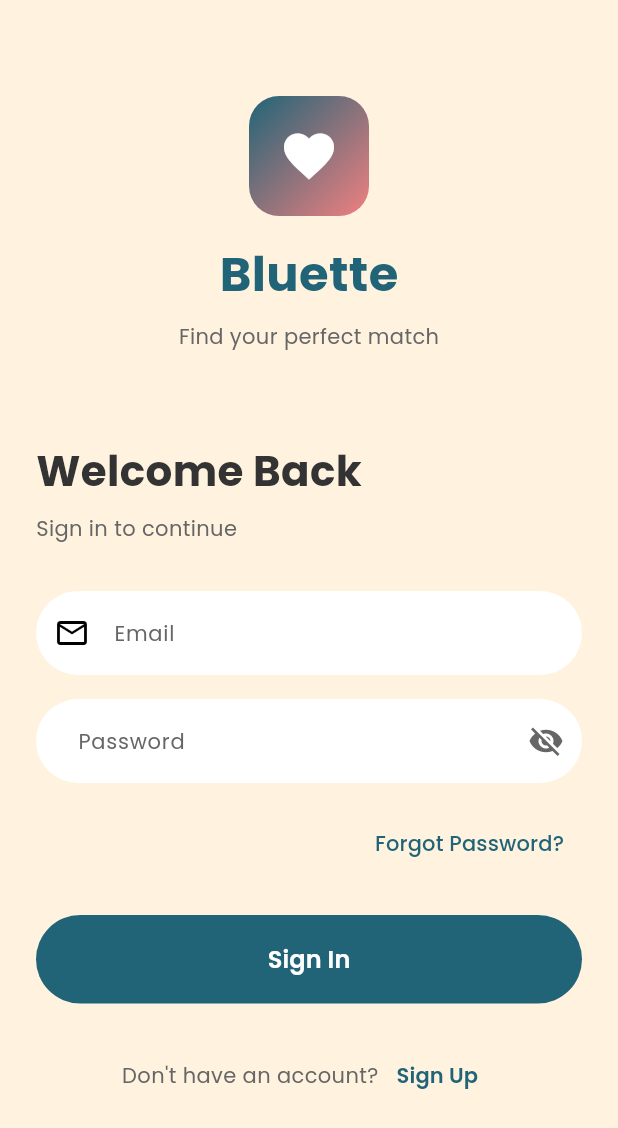
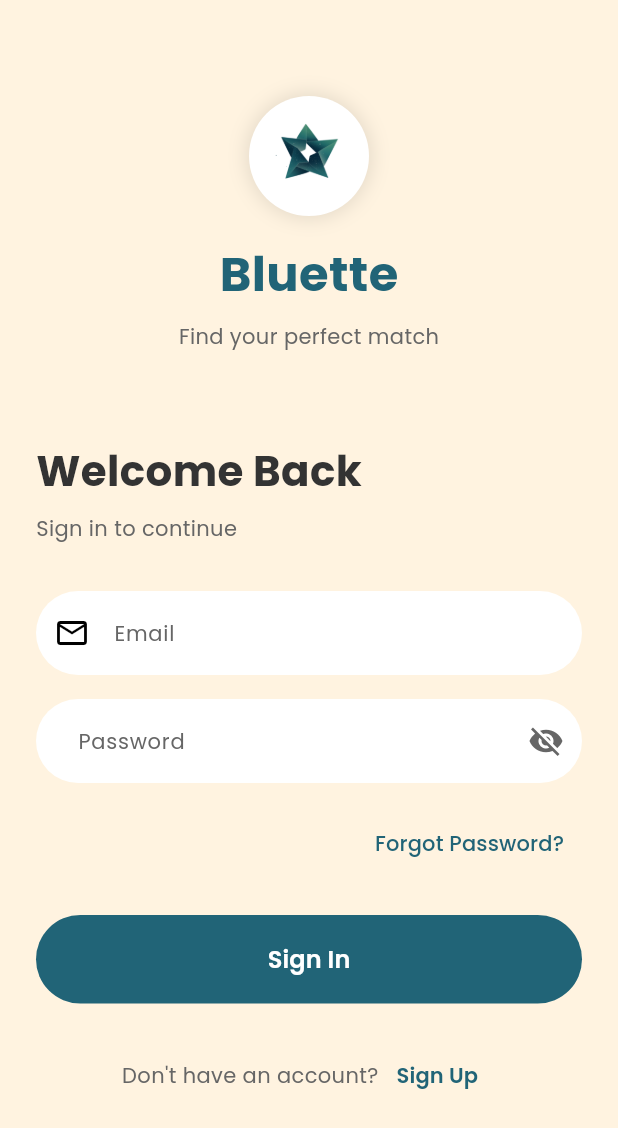
Before and after one commit to nablem/bluette, a Flutter app: the screen it shows after launch, on a phone screen of 412 x 824 dp. Shown: the top 1128 px of the screen. Run offline on Flutter 3.47's test engine with Material 3 defaults, Android fonts, the phone set to English and light mode, and no system bars; drawn by our look-alikes of flutter_animate; our stand-ins replace cached_network_image, flutter_card_swiper, flutter_dotenv, geolocator, google_fonts, image_picker and 2 more; missing offline and left inert: record; accounts and stored records are empty.

Commit message:
Add logo to login view

```diff
--- a/lib/screens/auth/login_screen.dart
+++ b/lib/screens/auth/login_screen.dart
@@ -119,13 +119,21 @@ class _LoginScreenState extends State<LoginScreen> {
                               width: 80,
                               height: 80,
                               decoration: BoxDecoration(
-                                gradient: AppTheme.primaryGradient,
-                                borderRadius: BorderRadius.circular(20),
+                                color: Colors.white,
+                                shape: BoxShape.circle,
+                                boxShadow: [
+                                  BoxShadow(
+                                    color: Colors.black.withOpacity(0.1),
+                                    blurRadius: 10,
+                                    spreadRadius: 2,
+                                  ),
+                                ],
                               ),
-                              child: const Icon(
-                                Icons.favorite,
-                                color: Colors.white,
-                                size: 40,
+                              child: Padding(
+                                padding: const EdgeInsets.all(15.0),
+                                child: Image.asset(
+                                  'assets/icon/icon-petrol-mini.png',
+                                ),
                               ),
                             )
                             .animate()
```
